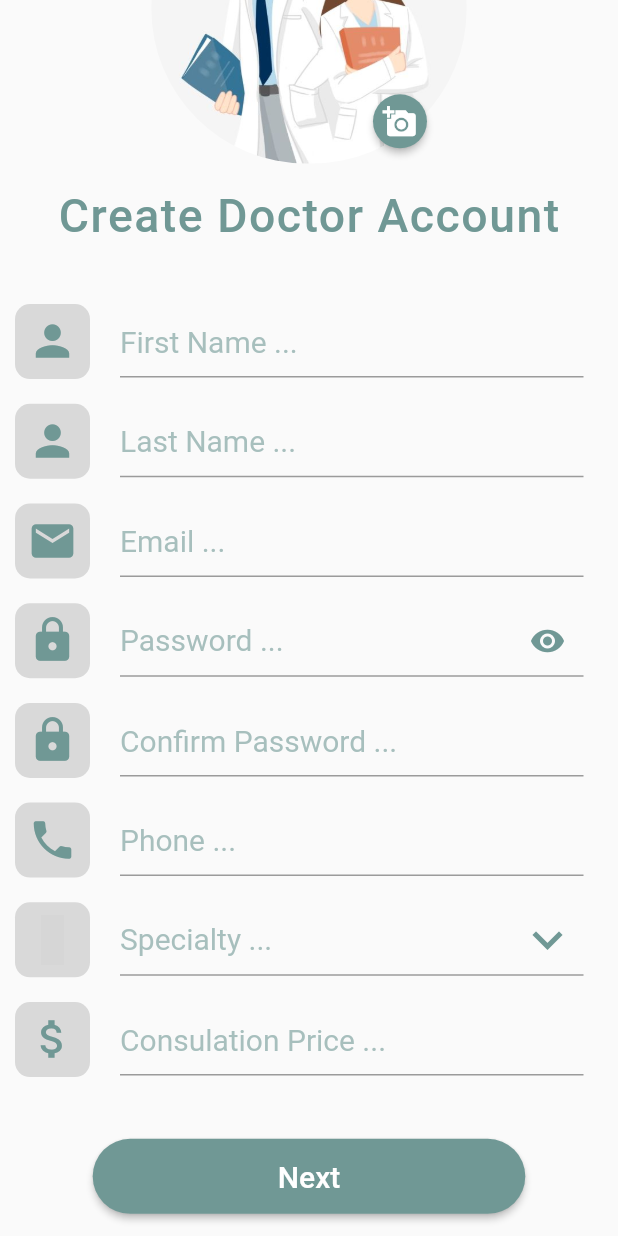
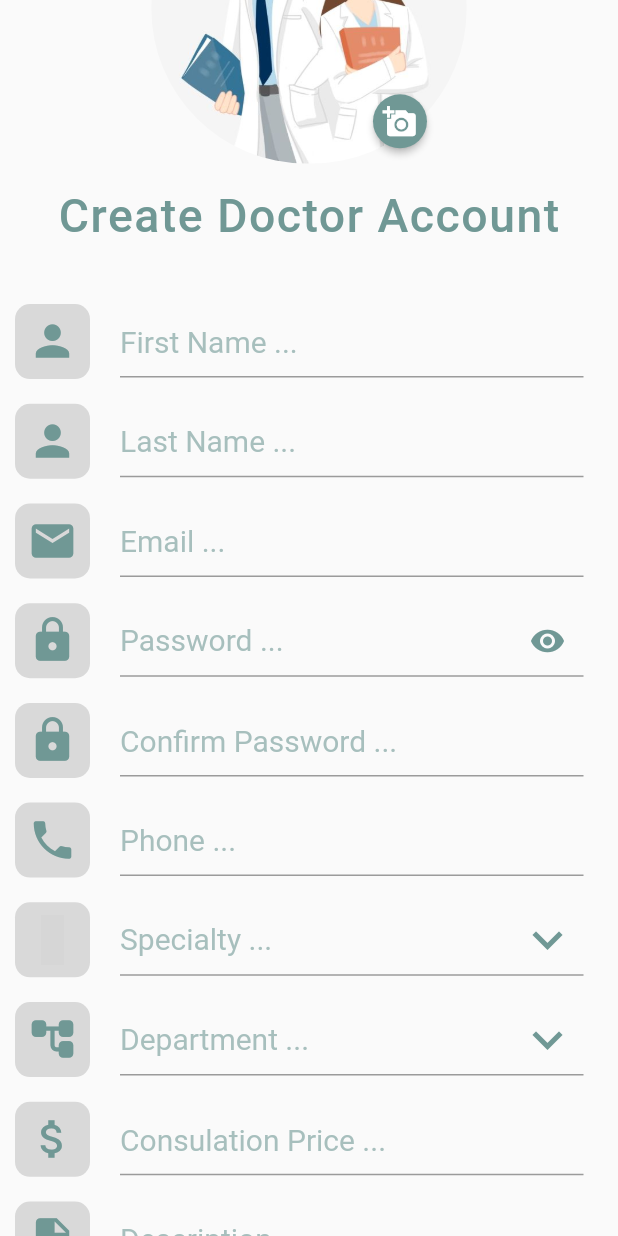
Before and after one commit to manaralbogha/Admin_App, a Flutter app: the RegisterDoctorView screen opened directly with empty values, scrolled down 107 dp, on a phone screen of 412 x 824 dp. Run offline on Flutter 3.47's test engine with Material 2 defaults, Android fonts, the light colour scheme and no system bars; our stand-ins replace dartz, dio, equatable, flutter_bloc, flutter_screenutil, hexcolor and 2 more; missing offline and left inert: awesome_icons; accounts and stored records are empty; grey boxes are pictures that could not be loaded.

Commit message:
upload image service in http and add work times service last edit

```diff
--- a/lib/core/api/services/add_work_days_service.dart
+++ b/lib/core/api/services/add_work_days_service.dart
@@ -6,48 +6,28 @@ import '../../errors/failures.dart';
 import 'package:http/http.dart' as http;
 
 abstract class AddWorkDaysService {
-  static Future<Either<Failure, List<WorkTime>>> addWorkDays({
+  static const _baseUrl = 'http://192.168.43.37:8000/api/';
+  static const _endPoint = 'storeWorkDay';
+  static Future<Either<Failure, void>> addWorkDays({
     required String token,
-    required String docotrID,
-    required List<dynamic> body,
+    required List<Map<String, String>> body,
   }) async {
     try {
       Map<String, String> headers = {};
-
       headers.addAll({'Authorization': 'Bearer $token'});
-      const baseUrl = 'http://192.168.60.37:8000/api/';
-      const endPoint = 'storeWorkDay';
-      http.Response response = await http.post(Uri.parse('$baseUrl$endPoint'),
-          body: body, headers: headers);
+      http.Response response = await http.post(
+        Uri.parse('$_baseUrl$_endPoint'),
+        body: json.encode(body),
+        headers: headers,
+      );
 
       if (response.statusCode == 200) {
-        Map<String, dynamic> data = jsonDecode(response.body);
-        log('HTTP POST Data: $data');
-        List<WorkTime> workTimes = [];
-        for (var item in data['data']) {
-          workTimes.add(WorkTime.fromJson(item));
-        }
-        return right(workTimes);
+        return right(null);
       } else {
         throw Exception(
           'there is an error with status code ${response.statusCode} and with body : ${response.body}',
         );
       }
-
-      // List<WorkTime> workTimes = [];
-      // var data = await ApiServices.post(
-      //   endPoint: 'storeWorkDay',
-      //   body: {
-
-      //   },
-      //   token: token,
-      // );
-
-      // for (var item in data['data']) {
-      //   workTimes.add(WorkTime.fromJson(item));
-      // }
-
-      // return right(workTimes);
     } catch (ex) {
       log('Exception: there is an error in addWorkDays method');
       if (ex is DioException) {
@@ -58,28 +38,28 @@ abstract class AddWorkDaysService {
   }
 }
 
-class WorkTime {
-  final int id;
-  final String day;
-  final String startTime;
-  final String endTime;
-  final String doctorID;
+// class WorkTime {
+//   final int id;
+//   final String day;
+//   final String startTime;
+//   final String endTime;
+//   final String doctorID;
 
-  WorkTime({
-    required this.id,
-    required this.day,
-    required this.startTime,
-    required this.endTime,
-    required this.doctorID,
-  });
+//   WorkTime({
+//     required this.id,
+//     required this.day,
+//     required this.startTime,
+//     required this.endTime,
+//     required this.doctorID,
+//   });
 
-  factory WorkTime.fromJson(Map<String, dynamic> jsonData) {
-    return WorkTime(
-      id: jsonData['id'],
-      day: jsonData['day'],
-      startTime: jsonData['start_time'],
-      endTime: jsonData['end_time'],
-      doctorID: jsonData['doctor_id'],
-    );
-  }
-}
+//   factory WorkTime.fromJson(Map<String, dynamic> jsonData) {
+//     return WorkTime(
+//       id: jsonData['id'],
+//       day: jsonData['day'],
+//       startTime: jsonData['start_time'],
+//       endTime: jsonData['end_time'],
+//       doctorID: jsonData['doctor_id'],
+//     );
+//   }
+// }
--- a/lib/core/api/services/register_doctor_service.dart
+++ b/lib/core/api/services/register_doctor_service.dart
@@ -2,33 +2,31 @@ import 'dart:developer';
 import 'package:dartz/dartz.dart';
 import 'package:dio/dio.dart';
 import 'package:project_one_admin_app/core/api/http_api_services.dart';
+import 'package:project_one_admin_app/core/models/register_doctor_model.dart';
 import '../../errors/failures.dart';
-import '../../models/register_doctor_model.dart';
 
 abstract class RegisterDoctorService {
-  static Future<Either<Failure, RegisterDoctorResponse>> registerDoctor(
-      {required String token,
-      required RegisterDoctorModel registerModel}) async {
+  static Future<Either<Failure, RegisterDoctorResponse>> registerDoctor({
+    required String token,
+    required RegisterDoctorModel registerDoctorModel,
+  }) async {
     try {
-      // var file =
-      //     await http.MultipartFile.fromPath('jpg', registerModel.image!.path);
-      var data = await ApiServices.post(
+      var data = await ApiServices.postWithImage(
         endPoint: 'registerDoctor',
         body: {
-          'email': registerModel.email,
-          'first_name': registerModel.firstName,
-          'last_name': registerModel.lastName,
-          'specialty': registerModel.specialty,
-          'password': registerModel.password,
-          'department_name': 'department two',
-          'consultation_price': registerModel.consulationPrice,
-          'phone_num': registerModel.phoneNum,
-          'description': 'ab3zab1234567899',
-          // 'img': file,
+          'email': registerDoctorModel.email!,
+          'first_name': registerDoctorModel.firstName!,
+          'last_name': registerDoctorModel.lastName!,
+          'specialty': registerDoctorModel.specialty!,
+          'password': registerDoctorModel.password!,
+          'department_name': registerDoctorModel.departmentName!,
+          'consultation_price': registerDoctorModel.consulationPrice!,
+          'phone_num': registerDoctorModel.phoneNum!,
+          'description': registerDoctorModel.description!,
         },
+        imagePath: registerDoctorModel.image?.path,
         token: token,
       );
-
       return right(RegisterDoctorResponse.fromJson(data));
     } catch (ex) {
       log('Exception: there is an error in registerDoctor method');
--- a/lib/core/models/register_doctor_model.dart
+++ b/lib/core/models/register_doctor_model.dart
@@ -5,6 +5,8 @@ class RegisterDoctorModel {
   String? lastName;
   String? email;
   String? password;
+  String? departmentName;
+  String? description;
   String? phoneNum;
   String? specialty;
   String? consulationPrice;
@@ -19,5 +21,7 @@ class RegisterDoctorModel {
     this.specialty,
     this.consulationPrice,
     this.image,
+    this.departmentName,
+    this.description,
   });
 }
--- a/lib/core/widgets/custome_text_field.dart
+++ b/lib/core/widgets/custome_text_field.dart
@@ -15,6 +15,9 @@ class CustomeTextField extends StatelessWidget {
   final bool disableFocusNode;
   final String? initialValue;
   final TextStyle? hintStyle;
+  final TextCapitalization textCapitalization;
+
+  final EdgeInsetsGeometry? contentPadding;
   const CustomeTextField({
     super.key,
     this.hintText,
@@ -28,6 +31,8 @@ class CustomeTextField extends StatelessWidget {
     this.disableFocusNode = false,
     this.initialValue,
     this.hintStyle,
+    this.contentPadding,
+    this.textCapitalization = TextCapitalization.none,
   });
 
   @override
@@ -54,9 +59,11 @@ class CustomeTextField extends StatelessWidget {
             focusNode: disableFocusNode ? AlwaysDisabledFocusNode() : null,
             obscureText: obscureText ?? false,
             keyboardType: keyboardType,
+            textCapitalization: textCapitalization,
             onChanged: onChanged,
             cursorColor: defaultColor,
             decoration: InputDecoration(
+              contentPadding: contentPadding,
               hintText: hintText,
               hintStyle: hintStyle ??
                   TextStyle(fontSize: 20, color: defaultColor.withOpacity(.6)),
@@ -83,3 +90,83 @@ class AlwaysDisabledFocusNode extends FocusNode {
   @override
   bool get hasFocus => false;
 }
+
+class CustomeDescriptionTextField extends StatelessWidget {
+  final String? hintText;
+  final IconData? iconData;
+  final Function(String)? onChanged;
+  final TextInputType? keyboardType;
+  final Widget? suffixIcon;
+  final String? Function(String?)? validator;
+  final void Function()? onTap;
+  final bool disableFocusNode;
+  final String? initialValue;
+  final TextStyle? hintStyle;
+  final int? maxLines;
+  final EdgeInsetsGeometry? contentPadding;
+  const CustomeDescriptionTextField({
+    super.key,
+    this.hintText,
+    this.iconData,
+    this.onChanged,
+    this.keyboardType,
+    this.suffixIcon,
+    this.validator,
+    this.onTap,
+    this.disableFocusNode = false,
+    this.initialValue,
+    this.hintStyle,
+    this.contentPadding,
+    this.maxLines,
+  });
+
+  @override
+  Widget build(BuildContext context) {
+    return Row(
+      children: [
+        CustomeIcon(
+          icon: iconData ?? Icons.email,
+          size: 50,
+        ),
+        const SizedBox(width: 20),
+        SizedBox(
+          width: 270.w,
+          child: TextFormField(
+            validator: validator ??
+                (value) {
+                  if (value?.isEmpty ?? true) {
+                    return 'required ...';
+                  }
+                  return null;
+                },
+            onTap: onTap,
+            initialValue: initialValue,
+            focusNode: disableFocusNode ? AlwaysDisabledFocusNode() : null,
+            maxLines: maxLines,
+            minLines: 1,
+            keyboardType: keyboardType,
+            onChanged: onChanged,
+            cursorColor: defaultColor,
+            decoration: InputDecoration(
+              contentPadding: contentPadding,
+              hintText: hintText,
+              hintStyle: hintStyle ??
+                  TextStyle(fontSize: 20, color: defaultColor.withOpacity(.6)),
+              suffixIcon: suffixIcon,
+              focusedBorder: getBorder(),
+            ),
+          ),
+        ),
+      ],
+    );
+  }
+
+  UnderlineInputBorder getBorder() {
+    return UnderlineInputBorder(
+      borderRadius: BorderRadius.circular(10),
+      borderSide: const BorderSide(
+        color: defaultColor,
+      ),
+    );
+  }
+}
--- a/lib/screens/doctors_screen/manager/doctors_cubit.dart
+++ b/lib/screens/doctors_screen/manager/doctors_cubit.dart
@@ -11,9 +11,11 @@ class DoctorCubit extends Cubit<DoctorsStates> {
     emit(DoctorsLoading());
     (await GetDoctorsService.getDoctors(token: token)).fold(
       (failure) {
+        if (isClosed) return;
         emit(DoctorsFailure(failureMsg: failure.errorMessege));
       },
       (doctors) {
+        if (isClosed) return;
         emit(DoctorsSuccess(doctors: doctors));
       },
     );
--- a/lib/screens/register_doctor_screen/manager/register_doctor_states.dart
+++ b/lib/screens/register_doctor_screen/manager/register_doctor_states.dart
@@ -1,6 +1,6 @@
 import 'package:equatable/equatable.dart';
-import 'package:project_one_admin_app/core/api/services/add_work_days_service.dart';
 import 'package:project_one_admin_app/core/api/services/register_doctor_service.dart';
+import 'package:project_one_admin_app/core/models/department_model.dart';
 
 abstract class RegisterDoctorStates extends Equatable {
   @override
@@ -10,12 +10,6 @@ abstract class RegisterDoctorStates extends Equatable {
 class RegisterDoctorInitial extends RegisterDoctorStates {}
 
 class RegisterDoctorLoading extends RegisterDoctorStates {}
-
-// class RegisterDoctorSuccess extends RegisterDoctorStates {
-//   final LoginModel loginModel;
-
-//   RegisterDoctorSuccess({required this.loginModel});
-// }
 
 class RegisterDoctorSuccess extends RegisterDoctorStates {
   final RegisterDoctorResponse registerResponse;
@@ -29,7 +23,15 @@ class RegisterDoctorFailure extends RegisterDoctorStates {
   RegisterDoctorFailure({required this.failureMsg});
 }
 
-class AddSpecialtyState extends RegisterDoctorStates {}
+class SelectSpecialtyState extends RegisterDoctorStates {}
+
+class SelectDepartmentState extends RegisterDoctorStates {}
+
+class GetDepartmentsSuccess extends RegisterDoctorStates {
+  final List<DepartmentModel> departments;
+
+  GetDepartmentsSuccess({required this.departments});
+}
 
 class SelectTimeState extends RegisterDoctorStates {}
 
@@ -38,9 +40,10 @@ class ChangePasswordState extends RegisterDoctorStates {}
 class AddWorkTimesLoading extends RegisterDoctorStates {}
 
 class AddWorkTimesSuccess extends RegisterDoctorStates {
-  final List<WorkTime> workTimes;
+  // final List<WorkTime> workTimes;
 
-  AddWorkTimesSuccess({required this.workTimes});
+  AddWorkTimesSuccess();
+  // AddWorkTimesSuccess({required this.workTimes});
 }
 
 class AddWorkTimesFailure extends RegisterDoctorStates {
--- a/lib/screens/register_doctor_screen/register_doctor_screen.dart
+++ b/lib/screens/register_doctor_screen/register_doctor_screen.dart
@@ -12,10 +12,11 @@ import 'package:project_one_admin_app/core/widgets/custome_error_widget.dart';
 import 'package:project_one_admin_app/core/widgets/custome_progress_indicator.dart';
 import 'package:project_one_admin_app/core/widgets/custome_text_field.dart';
 import 'package:project_one_admin_app/main.dart';
-import 'package:project_one_admin_app/screens/register_doctor_screen/add_work_times_screen.dart';
 import 'package:project_one_admin_app/screens/register_doctor_screen/manager/register_doctor_cubit.dart';
 import 'package:project_one_admin_app/screens/register_doctor_screen/manager/register_doctor_states.dart';
 import 'package:project_one_admin_app/screens/register_doctor_screen/widgets/pick_image_widget.dart';
+
+import 'add_work_times_screen.dart';
 
 class RegisterDoctorView extends StatelessWidget {
   static const route = 'RegisterDoctorView';
@@ -52,8 +53,12 @@ class RegisterDoctorViewBody extends StatelessWidget {
         } else if (state is RegisterDoctorFailure) {
           return CustomeErrorWidget(errorMsg: state.failureMsg);
         } else if (state is RegisterDoctorSuccess) {
+          // return const Center(
+          //   child: Text('Succes'),
+          // );
           return AddWorkTimesView(
-              registerDoctorResponse: state.registerResponse);
+            registerDoctorResponse: state.registerResponse,
+          );
         } else {
           return SingleChildScrollView(
             physics: const BouncingScrollPhysics(),
@@ -81,6 +86,7 @@ class RegisterDoctorViewBody extends StatelessWidget {
                     CustomeTextField(
                       initialValue: cubit.registerModel.firstName ?? '',
                       hintText: 'First Name ...',
+                      textCapitalization: TextCapitalization.sentences,
                       iconData: Icons.person,
                       onChanged: (value) =>
                           cubit.registerModel.firstName = value,
@@ -88,6 +94,7 @@ class RegisterDoctorViewBody extends StatelessWidget {
                     SizedBox(height: screenSize.height * .02),
                     CustomeTextField(
                       hintText: 'Last Name ...',
+                      textCapitalization: TextCapitalization.sentences,
                       iconData: Icons.person,
                       onChanged: (value) =>
                           cubit.registerModel.lastName = value,
@@ -201,11 +208,43 @@ class RegisterDoctorViewBody extends StatelessWidget {
                     ),
                     SizedBox(height: screenSize.height * .02),
                     CustomeTextField(
+                      disableFocusNode: true,
+                      hintText: cubit.department ?? 'Department ...',
+                      hintStyle: cubit.department != null
+                          ? const TextStyle(color: Colors.black)
+                          : null,
+                      iconData: Icons.account_tree_rounded,
+                      suffixIcon: const Icon(
+                        Icons.expand_more_sharp,
+                        size: 40,
+                        color: defaultColor,
+                      ),
+                      validator: (value) {
+                        if (cubit.specialty == null) {
+                          return 'required';
+                        }
+                        return null;
+                      },
+                      onTap: () {
+                        cubit.getDepartments(context);
+                      },
+                    ),
+                    SizedBox(height: screenSize.height * .02),
+                    CustomeTextField(
                       hintText: 'Consulation Price ...',
                       keyboardType: TextInputType.number,
                       iconData: Icons.attach_money,
                       onChanged: (value) =>
                           cubit.registerModel.consulationPrice = value,
+                    ),
+                    SizedBox(height: screenSize.height * .02),
+                    CustomeDescriptionTextField(
+                      hintText: 'Description ...',
+                      keyboardType: TextInputType.multiline,
+                      maxLines: 5,
+                      iconData: Icons.description,
+                      onChanged: (value) =>
+                          cubit.registerModel.description = value,
                     ),
                     SizedBox(height: screenSize.height * .05),
                     CustomeButton(
```
Also changed, not shown: lib/core/api/http_api_services.dart (+36 -1 lines), lib/core/api/services/get_departments_service.dart (added, +27 -0 lines), lib/core/models/department_model.dart (added, +19 -0 lines), lib/screens/register_doctor_screen/add_work_times_screen.dart (+16 -8 lines), lib/screens/register_doctor_screen/manager/register_doctor_cubit.dart (+59 -6 lines).
